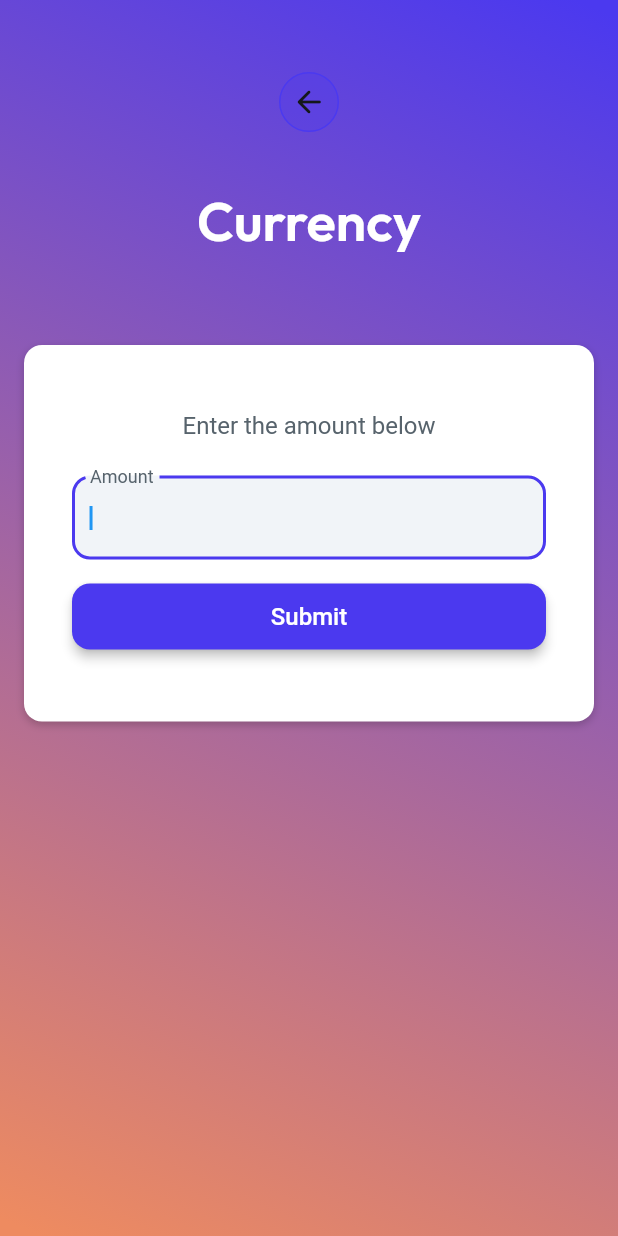
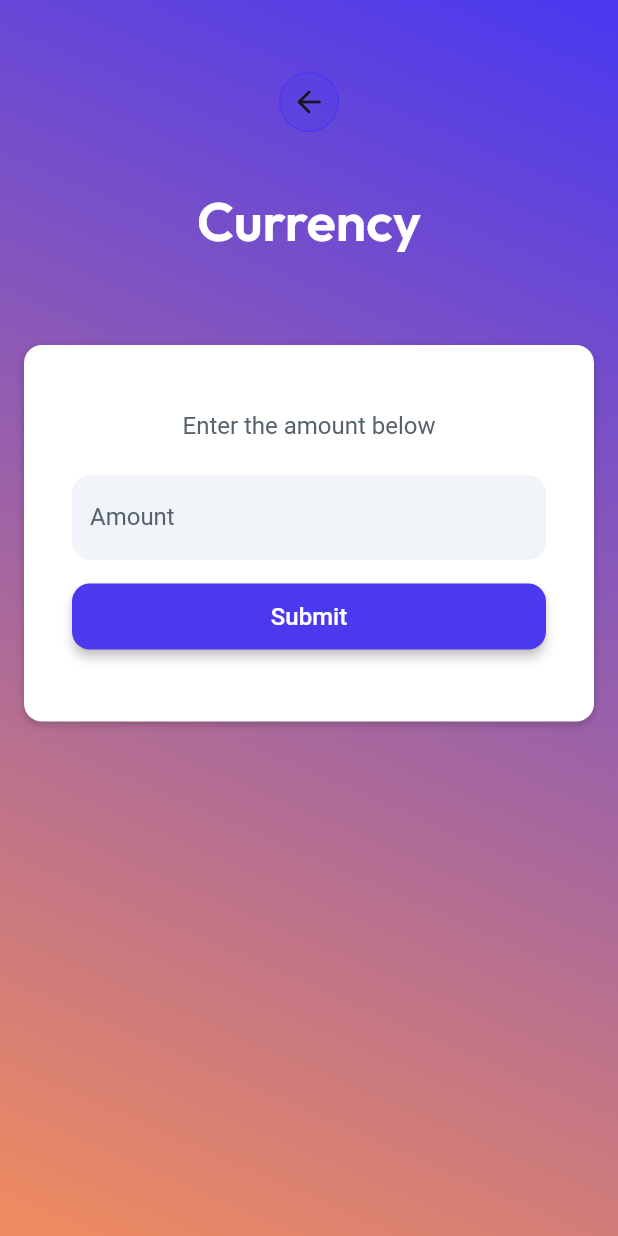
Before and after one commit to harshtonde/flutterflow-code-help, a Flutter app: the AutoFillFormWidget screen opened by its route, after a tap on the "arrow back" icon, after a tap on "Currency TextField", on a phone screen of 412 x 824 dp. Run offline on Flutter 3.47's test engine with Material 2 defaults, Android fonts, the phone set to English and light mode, and no system bars; drawn by our look-alikes of auto_size_text, flutter_animate; our stand-ins replace font_awesome_flutter, from_css_color, go_router, google_fonts, page_transition, shared_preferences and 1 more; missing offline and left inert: json_path, webviewx_plus; accounts and stored records are empty; Roboto replaces fonts that are missing (Readex Pro).

Commit message:
Updating to latest FlutterFlow output.

```diff
--- a/lib/pages/auto_fill_form/auto_fill_form_widget.dart
+++ b/lib/pages/auto_fill_form/auto_fill_form_widget.dart
@@ -204,7 +204,6 @@ class _AutoFillFormWidgetState extends State<AutoFillFormWidget>
                                       child: TextFormField(
                                         controller:
                                             _model.emailAddressController,
-                                        autofocus: true,
                                         autofillHints: [AutofillHints.email],
                                         obscureText: false,
                                         decoration: InputDecoration(
@@ -275,7 +274,6 @@ class _AutoFillFormWidgetState extends State<AutoFillFormWidget>
                                       width: double.infinity,
                                       child: TextFormField(
                                         controller: _model.passwordController,
-                                        autofocus: true,
                                         autofillHints: [AutofillHints.password],
                                         obscureText: !_model.passwordVisibility,
                                         decoration: InputDecoration(
--- a/lib/pages/currency_text_field/currency_text_field_widget.dart
+++ b/lib/pages/currency_text_field/currency_text_field_widget.dart
@@ -198,7 +198,6 @@ class _CurrencyTextFieldWidgetState extends State<CurrencyTextFieldWidget>
                                       child: TextFormField(
                                         controller:
                                             _model.currencyFieldController,
-                                        autofocus: true,
                                         autofillHints: [AutofillHints.email],
                                         obscureText: false,
                                         decoration: InputDecoration(
--- a/lib/pages/start_screen/start_screen_model.dart
+++ b/lib/pages/start_screen/start_screen_model.dart
@@ -1,5 +1,4 @@
 import '/flutter_flow/flutter_flow_animations.dart';
-import '/flutter_flow/flutter_flow_icon_button.dart';
 import '/flutter_flow/flutter_flow_theme.dart';
 import '/flutter_flow/flutter_flow_util.dart';
 import '/flutter_flow/flutter_flow_widgets.dart';
--- a/lib/pages/start_screen/start_screen_widget.dart
+++ b/lib/pages/start_screen/start_screen_widget.dart
@@ -1,5 +1,4 @@
 import '/flutter_flow/flutter_flow_animations.dart';
-import '/flutter_flow/flutter_flow_icon_button.dart';
 import '/flutter_flow/flutter_flow_theme.dart';
 import '/flutter_flow/flutter_flow_util.dart';
 import '/flutter_flow/flutter_flow_widgets.dart';
@@ -109,27 +108,8 @@ class _StartScreenWidgetState extends State<StartScreenWidget>
                     mainAxisAlignment: MainAxisAlignment.center,
                     children: [
                       Padding(
-                        padding:
-                            EdgeInsetsDirectional.fromSTEB(0.0, 48.0, 0.0, 0.0),
-                        child: FlutterFlowIconButton(
-                          borderColor: FlutterFlowTheme.of(context).primary,
-                          borderRadius: 20.0,
-                          borderWidth: 1.0,
-                          buttonSize: 40.0,
-                          fillColor: FlutterFlowTheme.of(context).accent1,
-                          icon: Icon(
-                            Icons.arrow_back_rounded,
-                            color: FlutterFlowTheme.of(context).primaryText,
-                            size: 24.0,
-                          ),
-                          onPressed: () async {
-                            context.safePop();
-                          },
-                        ),
-                      ),
-                      Padding(
                         padding: EdgeInsetsDirectional.fromSTEB(
-                            0.0, 24.0, 0.0, 32.0),
+                            0.0, 70.0, 0.0, 32.0),
                         child: Container(
                           width: 200.0,
                           height: 70.0,
```
